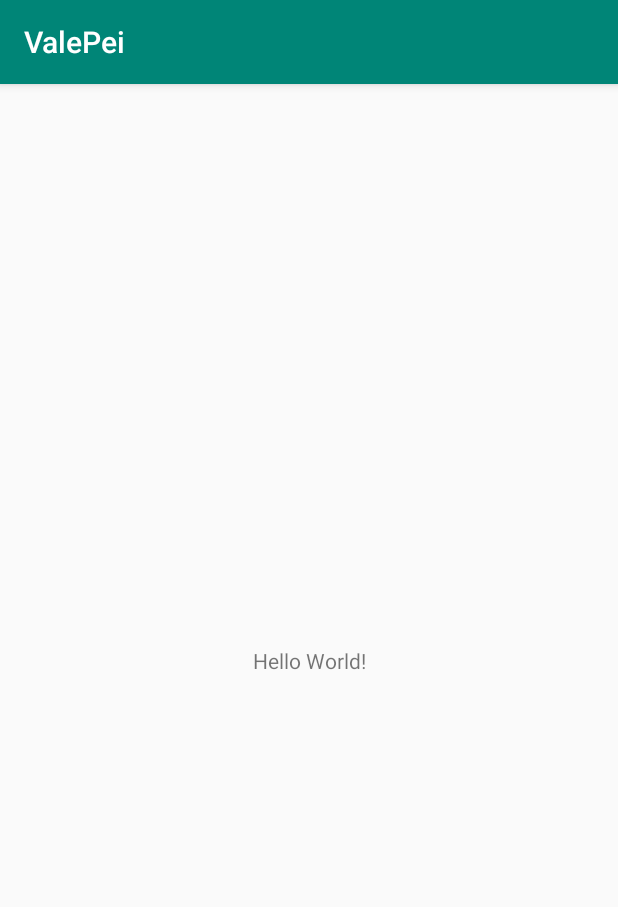
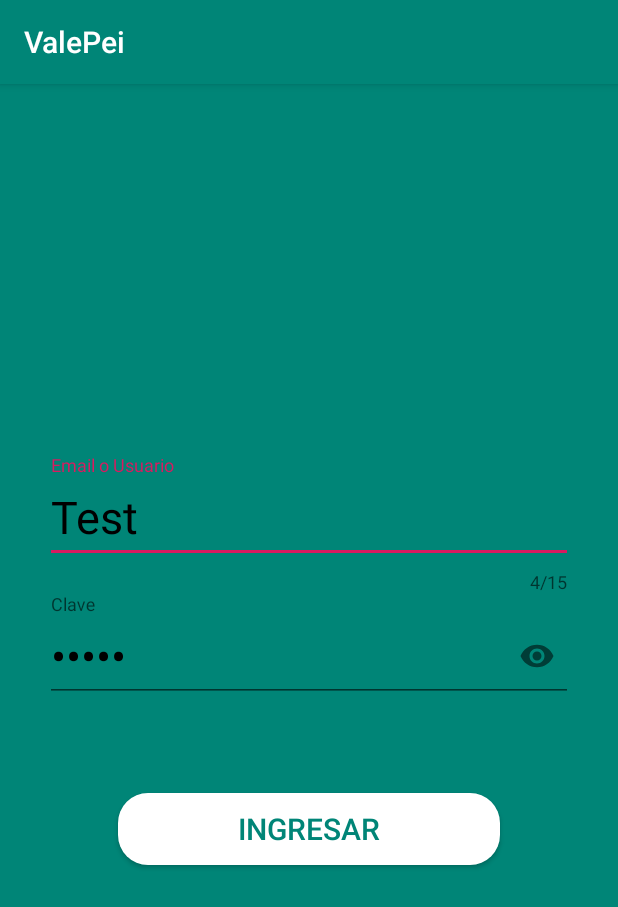
Before and after one commit to Tiagongg/ValePeiPractica, an Android app: the screen it shows after launch (MainActivity), on a phone screen of 412 x 824 dp. Shown: the top 907 px of the screen. Run offline under Robolectric (Android 15) with nearby library versions, the phone set to English and light mode, and no system bars.

Commit message:
Login hecho, falta XML de degrade

```diff
--- a/app/src/main/AndroidManifest.xml
+++ b/app/src/main/AndroidManifest.xml
@@ -1,6 +1,8 @@
 <?xml version="1.0" encoding="utf-8"?>
 <manifest xmlns:android="http://schemas.android.com/apk/res/android"
     package="com.example.valepei">
+
+    <uses-permission android:name="android.permission.INTERNET" />
 
     <application
         android:allowBackup="true"
@@ -9,7 +11,8 @@
         android:roundIcon="@mipmap/ic_launcher_round"
         android:supportsRtl="true"
         android:theme="@style/AppTheme">
-        <activity android:name=".MainActivity">
+        <activity android:name=".View.NewsTopActivity"></activity>
+        <activity android:name=".View.MainActivity">
             <intent-filter>
                 <action android:name="android.intent.action.MAIN" />
 
--- /dev/null
+++ b/app/src/main/java/com/example/valepei/Adapter/NewsAdapter.java
@@ -0,0 +1,4 @@
+package com.example.valepei.Adapter;
+
+public class NewsAdapter {
+}
--- /dev/null
+++ b/app/src/main/java/com/example/valepei/Controller/NewsController.java
@@ -0,0 +1,4 @@
+package com.example.valepei.Controller;
+
+public class NewsController {
+}
--- /dev/null
+++ b/app/src/main/java/com/example/valepei/Model/DAO/DAONewsRetrofit.java
@@ -0,0 +1,4 @@
+package com.example.valepei.Model.DAO;
+
+public class DAONewsRetrofit {
+}
--- /dev/null
+++ b/app/src/main/java/com/example/valepei/Services/ServicePost.java
@@ -0,0 +1,4 @@
+package com.example.valepei.Services;
+
+public interface ServicePost {
+}
--- /dev/null
+++ b/app/src/main/java/com/example/valepei/Util/ResultListener.java
@@ -0,0 +1,4 @@
+package com.example.valepei.Util;
+
+public interface ResultListener {
+}
--- /dev/null
+++ b/app/src/main/java/com/example/valepei/View/MainActivity.java
@@ -0,0 +1,78 @@
+package com.example.valepei.View;
+
+import androidx.appcompat.app.AppCompatActivity;
+
+import android.content.Intent;
+import android.os.Bundle;
+import android.view.View;
+
+import com.example.valepei.R;
+import com.google.android.material.textfield.TextInputLayout;
+
+import java.util.regex.Pattern;
+
+public class MainActivity extends AppCompatActivity {
+    private static final Pattern PASSWORD_PATTERN =
+            Pattern.compile("^" +
+                    "(?=.*[0-9])" +         //at least 1 digit
+                    //"(?=.*[a-z])" +         //at least 1 lower case letter
+                    "(?=.*[A-Z])" +         //at least 1 upper case letter
+                    "(?=.*[a-zA-Z])" +      //any letter
+//                    "(?=.*[@#$%^&+=])" +    //at least 1 special character
+                    "(?=\\S+$)" +           //no white spaces
+                    ".{7,}" +               //at least 4 characters
+                    "$");
+
+    private TextInputLayout textInputUsername;
+    private TextInputLayout textInputPassword;
+
+    @Override
+    protected void onCreate(Bundle savedInstanceState) {
+        super.onCreate(savedInstanceState);
+        setContentView(R.layout.activity_main);
+
+        textInputUsername = findViewById(R.id.text_input_username);
+        textInputPassword = findViewById(R.id.text_input_password);
+    }
+
+
+
+    private boolean validateUsername() {
+        String usernameInput = textInputUsername.getEditText().getText().toString().trim();
+
+        if (usernameInput.isEmpty()) {
+            textInputUsername.setError("No puede ser vacio");
+            return false;
+        } else if (usernameInput.length() < 4) {
+            textInputUsername.setError("usuario demasiado corto");
+            return false;
+        } else {
+            textInputUsername.setError(null);
+            return true;
+        }
+    }
+
+    private boolean validatePassword() {
+        String passwordInput = textInputPassword.getEditText().getText().toString().trim();
+
+        if (passwordInput.isEmpty()) {
+            textInputPassword.setError("No puede ser vacio");
+            return false;
+        } else if (!PASSWORD_PATTERN.matcher(passwordInput).matches()) {
+            textInputPassword.setError("La contraseña debe tener una Mayuscula y un numero");
+            return false;
+        } else {
+            textInputPassword.setError(null);
+            return true;
+        }
+    }
+
+    public void confirmInput(View v) {
+        if (!validateUsername() | !validatePassword()) {
+            return;
+        }
+
+        Intent intent = new Intent(MainActivity.this,NewsTopActivity.class);
+        startActivity(intent);
+    }
+}
--- /dev/null
+++ b/app/src/main/res/drawable/button_color.xml
@@ -0,0 +1,15 @@
+<?xml version="1.0" encoding="utf-8"?>
+<shape xmlns:android="http://schemas.android.com/apk/res/android">
+
+    <gradient
+        android:angle="90"
+        android:startColor="#FFFFFF"
+        android:centerColor="#FFFFFF"
+        android:endColor="#FFFFFF">
+    </gradient>
+
+    <corners
+        android:radius = "20dp">
+    </corners>
+
+</shape>
--- a/app/src/main/res/layout/activity_main.xml
+++ b/app/src/main/res/layout/activity_main.xml
@@ -1,18 +1,71 @@
 <?xml version="1.0" encoding="utf-8"?>
-<androidx.constraintlayout.widget.ConstraintLayout xmlns:android="http://schemas.android.com/apk/res/android"
+<LinearLayout xmlns:android="http://schemas.android.com/apk/res/android"
     xmlns:app="http://schemas.android.com/apk/res-auto"
     xmlns:tools="http://schemas.android.com/tools"
     android:layout_width="match_parent"
     android:layout_height="match_parent"
-    tools:context=".MainActivity">
+    android:orientation="vertical"
+    android:gravity="center"
+    tools:context=".View.MainActivity"
+    android:background="@color/colorPrimary">
 
-    <TextView
+
+        <com.google.android.material.textfield.TextInputLayout
+            android:id="@+id/text_input_username"
+            android:layout_width="match_parent"
+            android:layout_height="wrap_content"
+            app:counterEnabled="true"
+            app:counterMaxLength="15"
+            app:errorEnabled="true"
+            android:layout_marginHorizontal="30dp"
+            android:gravity="center_horizontal"
+            >
+
+
+            <com.google.android.material.textfield.TextInputEditText
+                android:layout_width="match_parent"
+                android:layout_height="wrap_content"
+                android:hint="Email o Usuario"
+                android:inputType="text"
+                android:text="Test"
+                android:textSize="30dp"
+                android:textColor="@android:color/black"/>
+
+        </com.google.android.material.textfield.TextInputLayout>
+
+
+        <com.google.android.material.textfield.TextInputLayout
+            android:id="@+id/text_input_password"
+            android:layout_width="match_parent"
+            android:layout_height="wrap_content"
+            app:errorEnabled="true"
+            app:passwordToggleEnabled="true"
+            android:layout_marginHorizontal="30dp"
+            android:gravity="center_horizontal">
+
+            <com.google.android.material.textfield.TextInputEditText
+                android:layout_width="match_parent"
+                android:layout_height="wrap_content"
+                android:hint="Clave"
+                android:inputType="textPassword"
+                android:text="Test1"
+                android:textSize="30dp"
+                android:textColor="@android:color/black"/>
+
+        </com.google.android.material.textfield.TextInputLayout>
+
+
+    <Button
         android:layout_width="wrap_content"
         android:layout_height="wrap_content"
-        android:text="Hello World!"
-        app:layout_constraintBottom_toBottomOf="parent"
-        app:layout_constraintLeft_toLeftOf="parent"
-        app:layout_constraintRight_toRightOf="parent"
-        app:layout_constraintTop_toTopOf="parent" />
+        android:layout_gravity="center_horizontal"
+        android:onClick="confirmInput"
+        android:text="Ingresar"
+        android:textSize="20dp"
+        android:background="@drawable/button_color"
+        android:paddingHorizontal="80dp"
+        android:layout_marginTop="40dp"
+        android:textColor="@color/colorPrimary"/>
 
-</androidx.constraintlayout.widget.ConstraintLayout>
+
+</LinearLayout>
```
Also changed, not shown: app/build.gradle (+19 -0 lines), app/src/main/java/com/example/valepei/Model/POJO/News.java (added, +41 -0 lines), app/src/main/java/com/example/valepei/Model/POJO/NewsEverythingSpanish.java (added, +16 -0 lines), app/src/main/java/com/example/valepei/Model/POJO/NewsTopHeadline.java (added, +16 -0 lines), app/src/main/java/com/example/valepei/View/NewsTopActivity.java (renamed from app/src/main/java/com/example/valepei/MainActivity.java, +5 -3 lines), app/src/main/res/layout/activity_news_top.xml (added, +9 -0 lines).
